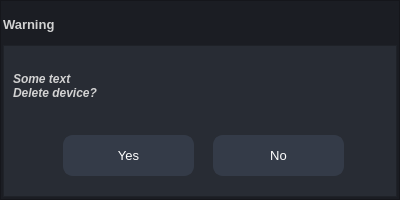
This is widget/forms/messagebox_warning.ui in MetallicAlex/Thermal-Camera as Qt 5 draws it before an edit. The edited form follows.
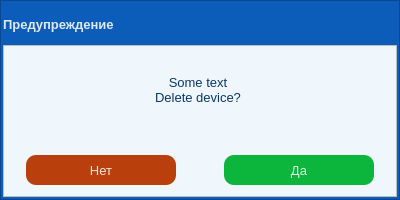
This is the edited form. Icons and pictures are not drawn.

What changed in the file:
```diff
--- a/widget/forms/messagebox_warning.ui
+++ b/widget/forms/messagebox_warning.ui
@@ -36,7 +36,7 @@
    <item>
     <widget class="QFrame" name="frame_center">
      <property name="styleSheet">
-      <string notr="true">background-color: rgb(27, 29, 35);
+      <string notr="true">background-color: #0C5DB9;
 </string>
      </property>
      <property name="frameShape">
@@ -70,7 +70,7 @@
          </size>
         </property>
         <property name="styleSheet">
-         <string notr="true">background-color: rgb(27, 29, 35);</string>
+         <string notr="true">background-color: #0C5DB9;</string>
         </property>
         <property name="frameShape">
          <enum>QFrame::NoFrame</enum>
@@ -104,10 +104,10 @@
              <active>
               <colorrole role="WindowText">
                <brush brushstyle="SolidPattern">
-                <color alpha="255">
-                 <red>210</red>
-                 <green>210</green>
-                 <blue>210</blue>
+                <color alpha="221">
+                 <red>255</red>
+                 <green>255</green>
+                 <blue>255</blue>
                 </color>
                </brush>
               </colorrole>
@@ -122,19 +122,19 @@
               </colorrole>
               <colorrole role="Text">
                <brush brushstyle="SolidPattern">
-                <color alpha="255">
-                 <red>210</red>
-                 <green>210</green>
-                 <blue>210</blue>
+                <color alpha="221">
+                 <red>255</red>
+                 <green>255</green>
+                 <blue>255</blue>
                 </color>
                </brush>
               </colorrole>
               <colorrole role="ButtonText">
                <brush brushstyle="SolidPattern">
-                <color alpha="255">
-                 <red>210</red>
-                 <green>210</green>
-                 <blue>210</blue>
+                <color alpha="221">
+                 <red>255</red>
+                 <green>255</green>
+                 <blue>255</blue>
                 </color>
                </brush>
               </colorrole>
@@ -160,10 +160,10 @@
              <inactive>
               <colorrole role="WindowText">
                <brush brushstyle="SolidPattern">
-                <color alpha="255">
-                 <red>210</red>
-                 <green>210</green>
-                 <blue>210</blue>
+                <color alpha="221">
+                 <red>255</red>
+                 <green>255</green>
+                 <blue>255</blue>
                 </color>
                </brush>
               </colorrole>
@@ -178,19 +178,19 @@
               </colorrole>
               <colorrole role="Text">
                <brush brushstyle="SolidPattern">
-                <color alpha="255">
-                 <red>210</red>
-                 <green>210</green>
-                 <blue>210</blue>
+                <color alpha="221">
+                 <red>255</red>
+                 <green>255</green>
+                 <blue>255</blue>
                 </color>
                </brush>
               </colorrole>
               <colorrole role="ButtonText">
                <brush brushstyle="SolidPattern">
-                <color alpha="255">
-                 <red>210</red>
-                 <green>210</green>
-                 <blue>210</blue>
+                <color alpha="221">
+                 <red>255</red>
+                 <green>255</green>
+                 <blue>255</blue>
                 </color>
                </brush>
               </colorrole>
@@ -216,10 +216,10 @@
              <disabled>
               <colorrole role="WindowText">
                <brush brushstyle="SolidPattern">
-                <color alpha="255">
-                 <red>210</red>
-                 <green>210</green>
-                 <blue>210</blue>
+                <color alpha="221">
+                 <red>255</red>
+                 <green>255</green>
+                 <blue>255</blue>
                 </color>
                </brush>
               </colorrole>
@@ -234,19 +234,19 @@
               </colorrole>
               <colorrole role="Text">
                <brush brushstyle="SolidPattern">
-                <color alpha="255">
-                 <red>210</red>
-                 <green>210</green>
-                 <blue>210</blue>
+                <color alpha="221">
+                 <red>255</red>
+                 <green>255</green>
+                 <blue>255</blue>
                 </color>
                </brush>
               </colorrole>
               <colorrole role="ButtonText">
                <brush brushstyle="SolidPattern">
-                <color alpha="255">
-                 <red>210</red>
-                 <green>210</green>
-                 <blue>210</blue>
+                <color alpha="221">
+                 <red>255</red>
+                 <green>255</green>
+                 <blue>255</blue>
                 </color>
                </brush>
               </colorrole>
@@ -280,10 +280,11 @@
             </font>
            </property>
            <property name="styleSheet">
-            <string notr="true">background: transparent;</string>
+            <string notr="true">background: transparent;
+color: rgb(255, 255, 255, 221);</string>
            </property>
            <property name="text">
-            <string>Warning</string>
+            <string>Предупреждение</string>
            </property>
           </widget>
          </item>
@@ -337,7 +338,7 @@
       <item>
        <widget class="QFrame" name="frame_contains">
         <property name="styleSheet">
-         <string notr="true">background-color: rgb(40, 44, 52);</string>
+         <string notr="true">background-color: #EFF7FD;</string>
         </property>
         <property name="frameShape">
          <enum>QFrame::StyledPanel</enum>
@@ -345,87 +346,13 @@
         <property name="frameShadow">
          <enum>QFrame::Raised</enum>
         </property>
-        <widget class="QPushButton" name="button_yes">
-         <property name="geometry">
-          <rect>
-           <x>60</x>
-           <y>90</y>
-           <width>131</width>
-           <height>41</height>
-          </rect>
-         </property>
-         <property name="font">
-          <font>
-           <family>Segoe UI</family>
-           <pointsize>10</pointsize>
-          </font>
-         </property>
-         <property name="styleSheet">
-          <string notr="true">QPushButton {
-	border: 2px solid rgb(52, 59, 72);
-	border-radius: 10px;	
-	background-color: rgb(52, 59, 72);
-	color: rgb(255, 255, 255);
-}
-QPushButton:hover {
-	background-color: rgb(57, 65, 80);
-	color: rgb(227, 227, 227);
-	border: 2px solid rgb(61, 70, 86);
-}
-QPushButton:pressed {	
-	background-color: rgb(35, 40, 49);
-	color: rgb(255, 255, 255);
-	border: 2px solid rgb(43, 50, 61);
-}</string>
-         </property>
-         <property name="text">
-          <string>Yes</string>
-         </property>
-        </widget>
-        <widget class="QPushButton" name="button_no">
-         <property name="geometry">
-          <rect>
-           <x>210</x>
-           <y>90</y>
-           <width>131</width>
-           <height>41</height>
-          </rect>
-         </property>
-         <property name="font">
-          <font>
-           <family>Segoe UI</family>
-           <pointsize>10</pointsize>
-          </font>
-         </property>
-         <property name="styleSheet">
-          <string notr="true">QPushButton {
-	border: 2px solid rgb(52, 59, 72);
-	border-radius: 10px;	
-	background-color: rgb(52, 59, 72);
-	color: rgb(255, 255, 255);
-}
-QPushButton:hover {
-	background-color: rgb(57, 65, 80);
-	color: rgb(227, 227, 227);
-	border: 2px solid rgb(61, 70, 86);
-}
-QPushButton:pressed {	
-	background-color: rgb(35, 40, 49);
-	color: rgb(255, 255, 255);
-	border: 2px solid rgb(43, 50, 61);
-}</string>
-         </property>
-         <property name="text">
-          <string>No</string>
-         </property>
-        </widget>
         <widget class="QLabel" name="label_info">
          <property name="geometry">
           <rect>
            <x>10</x>
            <y>0</y>
-           <width>371</width>
-           <height>81</height>
+           <width>370</width>
+           <height>90</height>
           </rect>
          </property>
          <property name="palette">
@@ -434,9 +361,9 @@
             <colorrole role="WindowText">
              <brush brushstyle="SolidPattern">
               <color alpha="255">
-               <red>210</red>
-               <green>210</green>
-               <blue>210</blue>
+               <red>9</red>
+               <green>55</green>
+               <blue>107</blue>
               </color>
              </brush>
             </colorrole>
@@ -452,18 +379,18 @@
             <colorrole role="Text">
              <brush brushstyle="SolidPattern">
               <color alpha="255">
-               <red>210</red>
-               <green>210</green>
-               <blue>210</blue>
+               <red>9</red>
+               <green>55</green>
+               <blue>107</blue>
               </color>
              </brush>
             </colorrole>
             <colorrole role="ButtonText">
              <brush brushstyle="SolidPattern">
               <color alpha="255">
-               <red>210</red>
-               <green>210</green>
-               <blue>210</blue>
+               <red>9</red>
+               <green>55</green>
+               <blue>107</blue>
               </color>
              </brush>
             </colorrole>
@@ -490,9 +417,9 @@
             <colorrole role="WindowText">
              <brush brushstyle="SolidPattern">
               <color alpha="255">
-               <red>210</red>
-               <green>210</green>
-               <blue>210</blue>
+               <red>9</red>
+               <green>55</green>
+               <blue>107</blue>
               </color>
              </brush>
             </colorrole>
@@ -508,18 +435,18 @@
             <colorrole role="Text">
              <brush brushstyle="SolidPattern">
               <color alpha="255">
-               <red>210</red>
-               <green>210</green>
-               <blue>210</blue>
+               <red>9</red>
+               <green>55</green>
+               <blue>107</blue>
               </color>
              </brush>
             </colorrole>
             <colorrole role="ButtonText">
              <brush brushstyle="SolidPattern">
               <color alpha="255">
-               <red>210</red>
-               <green>210</green>
-               <blue>210</blue>
+               <red>9</red>
+               <green>55</green>
+               <blue>107</blue>
               </color>
              </brush>
             </colorrole>
@@ -546,9 +473,9 @@
             <colorrole role="WindowText">
              <brush brushstyle="SolidPattern">
               <color alpha="255">
-               <red>210</red>
-               <green>210</green>
-               <blue>210</blue>
+               <red>9</red>
+               <green>55</green>
+               <blue>107</blue>
               </color>
              </brush>
             </colorrole>
@@ -564,18 +491,18 @@
             <colorrole role="Text">
              <brush brushstyle="SolidPattern">
               <color alpha="255">
-               <red>210</red>
-               <green>210</green>
-               <blue>210</blue>
+               <red>9</red>
+               <green>55</green>
+               <blue>107</blue>
               </color>
              </brush>
             </colorrole>
             <colorrole role="ButtonText">
              <brush brushstyle="SolidPattern">
               <color alpha="255">
-               <red>210</red>
-               <green>210</green>
-               <blue>210</blue>
+               <red>9</red>
+               <green>55</green>
+               <blue>107</blue>
               </color>
              </brush>
             </colorrole>
@@ -603,21 +530,94 @@
          <property name="font">
           <font>
            <family>Segoe UI</family>
-           <pointsize>9</pointsize>
-           <weight>75</weight>
-           <italic>true</italic>
-           <bold>true</bold>
+           <pointsize>10</pointsize>
+           <weight>50</weight>
+           <italic>false</italic>
+           <bold>false</bold>
           </font>
          </property>
          <property name="styleSheet">
-          <string notr="true">background: transparent;</string>
+          <string notr="true">background: transparent;
+color: #09376B;</string>
          </property>
          <property name="text">
           <string>Some text
 Delete device?</string>
          </property>
          <property name="alignment">
-          <set>Qt::AlignJustify|Qt::AlignVCenter</set>
+          <set>Qt::AlignCenter</set>
+         </property>
+        </widget>
+        <widget class="QPushButton" name="button_yes">
+         <property name="geometry">
+          <rect>
+           <x>221</x>
+           <y>110</y>
+           <width>150</width>
+           <height>30</height>
+          </rect>
+         </property>
+         <property name="font">
+          <font>
+           <family>Segoe UI</family>
+           <pointsize>10</pointsize>
+           <weight>50</weight>
+           <bold>false</bold>
+          </font>
+         </property>
+         <property name="styleSheet">
+          <string notr="true">QPushButton {
+	border-radius: 10px;	
+	background-color: #0CB53B;
+	color: rgb(255, 255, 255, 221);
+}
+QPushButton:hover {
+	background-color: #009229;
+	color: rgb(255, 255, 255, 221);
+}
+QPushButton:pressed {	
+	background-color: #00C838;
+	color: rgb(255, 255, 255);
+}</string>
+         </property>
+         <property name="text">
+          <string>Да</string>
+         </property>
+        </widget>
+        <widget class="QPushButton" name="button_no">
+         <property name="geometry">
+          <rect>
+           <x>23</x>
+           <y>110</y>
+           <width>150</width>
+           <height>30</height>
+          </rect>
+         </property>
+         <property name="font">
+          <font>
+           <family>Segoe UI</family>
+           <pointsize>10</pointsize>
+           <weight>50</weight>
+           <bold>false</bold>
+          </font>
+         </property>
+         <property name="styleSheet">
+          <string notr="true">QPushButton {
+	border-radius: 10px;	
+	background-color: #B9400C;
+	color: rgb(255, 255, 255, 221);
+}
+QPushButton:hover {
+	background-color: #8A0000;
+	color: rgb(255, 255, 255, 221);
+}
+QPushButton:pressed {	
+	background-color: #D04B4B;
+	color: rgb(255, 255, 255);
+}</string>
+         </property>
+         <property name="text">
+          <string>Нет</string>
          </property>
         </widget>
        </widget>
```
Left out of the diff: 2 changed lines with no effect on the pictures.
